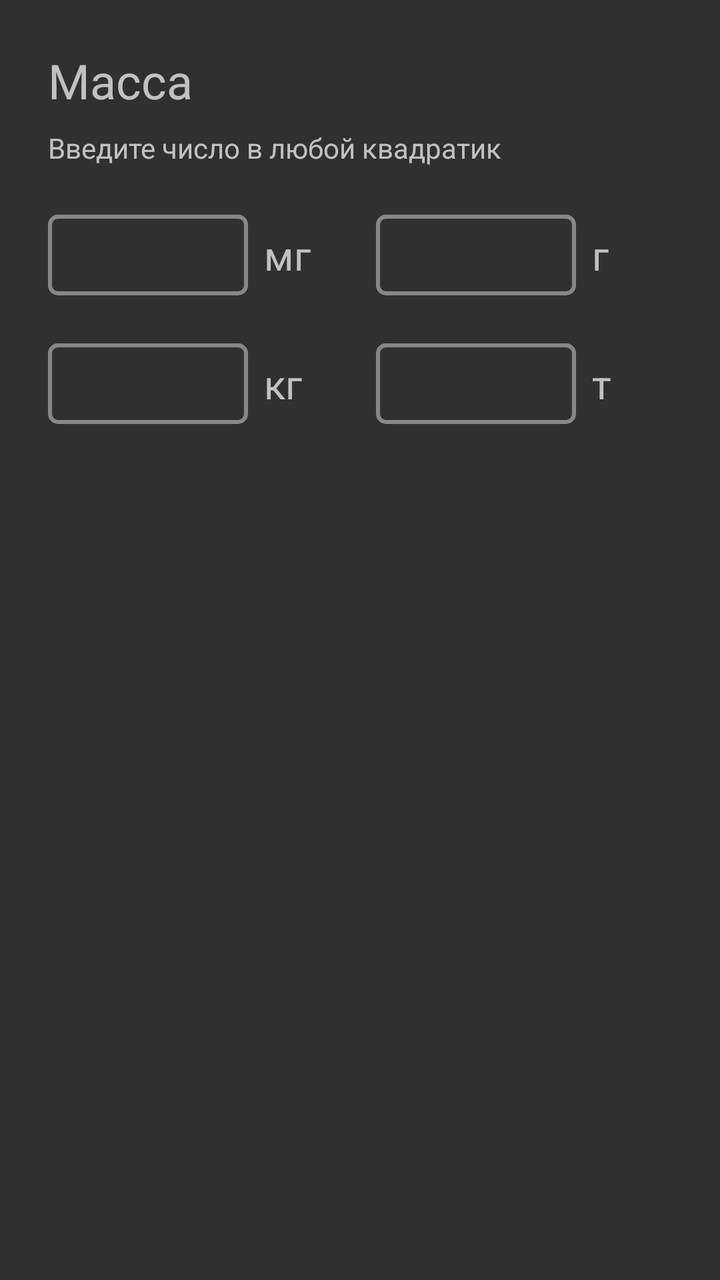
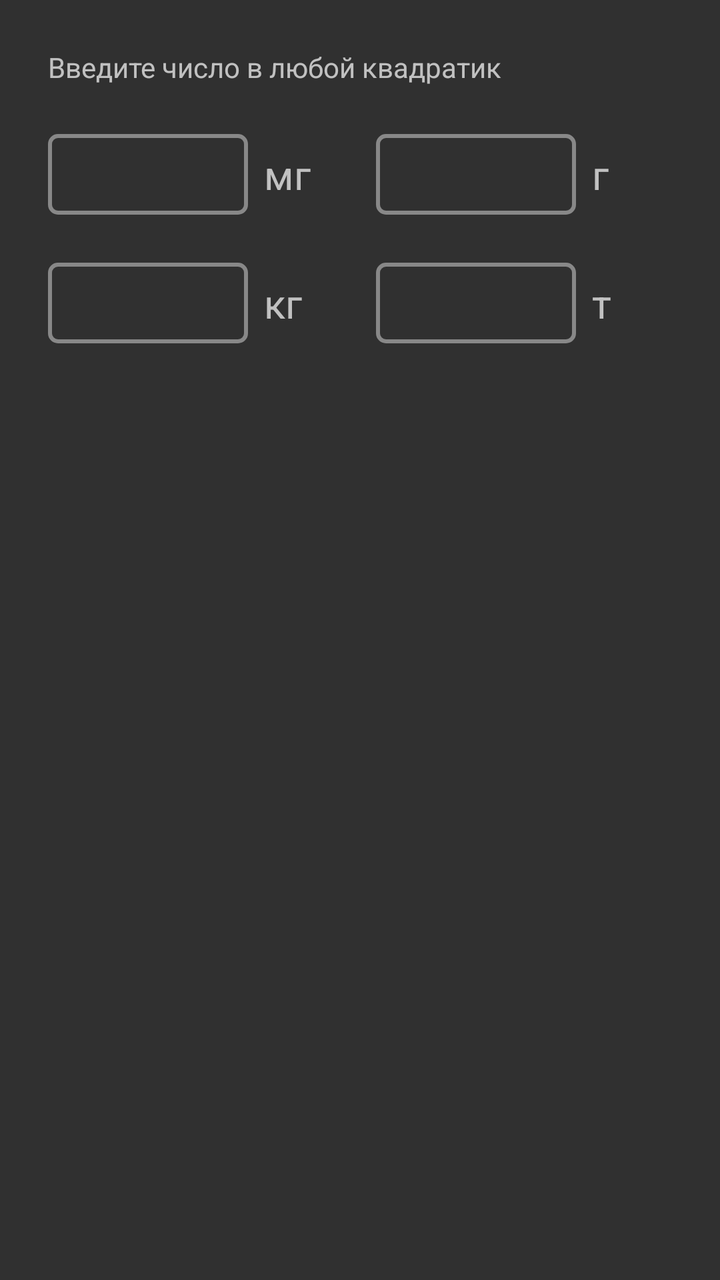

The first picture is an Android layout as it rendered before a commit; the second is the same layout after the commit. The layout source and the unified diff follow.
<!-- AndroidManifest.xml: application theme android:Theme.Material -->
<!-- res/layout/activity_mass.xml -->
<?xml version="1.0" encoding="utf-8"?>
<LinearLayout xmlns:android="http://schemas.android.com/apk/res/android"
    android:layout_width="match_parent"
    android:layout_height="match_parent"
    android:orientation="vertical"
    android:padding="24dp">

    <TextView
        android:layout_width="wrap_content"
        android:layout_height="wrap_content"
        android:text="Масса"
        android:textSize="24sp" />

    <TextView
        android:layout_width="wrap_content"
        android:layout_height="wrap_content"
        android:layout_marginTop="8dp"
        android:text="Введите число в любой квадратик" />

    <LinearLayout
        android:layout_width="match_parent"
        android:layout_height="wrap_content"
        android:layout_marginTop="24dp"
        android:gravity="center_vertical"
        android:orientation="horizontal">

        <EditText
            android:id="@+id/editMg"
            android:layout_width="0dp"
            android:layout_height="wrap_content"
            android:layout_weight="1"
            android:background="@drawable/box"
            android:inputType="numberDecimal|numberSigned" />

        <TextView
            android:layout_width="40dp"
            android:layout_height="wrap_content"
            android:layout_marginStart="8dp"
            android:text="мг"
            android:textSize="20sp" />

        <EditText
            android:id="@+id/editG"
            android:layout_width="0dp"
            android:layout_height="wrap_content"
            android:layout_weight="1"
            android:layout_marginStart="16dp"
            android:background="@drawable/box"
            android:inputType="numberDecimal|numberSigned" />

        <TextView
            android:layout_width="40dp"
            android:layout_height="wrap_content"
            android:layout_marginStart="8dp"
            android:text="г"
            android:textSize="20sp" />

    </LinearLayout>

    <LinearLayout
        android:layout_width="match_parent"
        android:layout_height="wrap_content"
        android:layout_marginTop="24dp"
        android:gravity="center_vertical"
        android:orientation="horizontal">

        <EditText
            android:id="@+id/editKg"
            android:layout_width="0dp"
            android:layout_height="wrap_content"
            android:layout_weight="1"
            android:background="@drawable/box"
            android:inputType="numberDecimal|numberSigned" />

        <TextView
            android:layout_width="40dp"
            android:layout_height="wrap_content"
            android:layout_marginStart="8dp"
            android:text="кг"
            android:textSize="20sp" />

        <EditText
            android:id="@+id/editT"
            android:layout_width="0dp"
            android:layout_height="wrap_content"
            android:layout_weight="1"
            android:layout_marginStart="16dp"
            android:background="@drawable/box"
            android:inputType="numberDecimal|numberSigned" />

        <TextView
            android:layout_width="40dp"
            android:layout_height="wrap_content"
            android:layout_marginStart="8dp"
            android:text="т"
            android:textSize="20sp" />

    </LinearLayout>

</LinearLayout>
<!-- resources referenced by this layout -->
<resources>
  <!-- drawable box (drawable) -->
  <?xml version="1.0" encoding="utf-8"?>
  <shape xmlns:android="http://schemas.android.com/apk/res/android"
      android:shape="rectangle">
      <stroke android:width="2dp" android:color="#888888" />
      <corners android:radius="4dp" />
      <padding android:left="8dp" android:top="8dp" android:right="8dp" android:bottom="8dp" />
  </shape>
</resources>

<!-- the commit's change to res/layout/activity_mass.xml (unified diff, before → after) -->
@@ -8,13 +8,6 @@
     <TextView
         android:layout_width="wrap_content"
         android:layout_height="wrap_content"
-        android:text="Масса"
-        android:textSize="24sp" />
-
-    <TextView
-        android:layout_width="wrap_content"
-        android:layout_height="wrap_content"
-        android:layout_marginTop="8dp"
         android:text="Введите число в любой квадратик" />
 
     <LinearLayout
